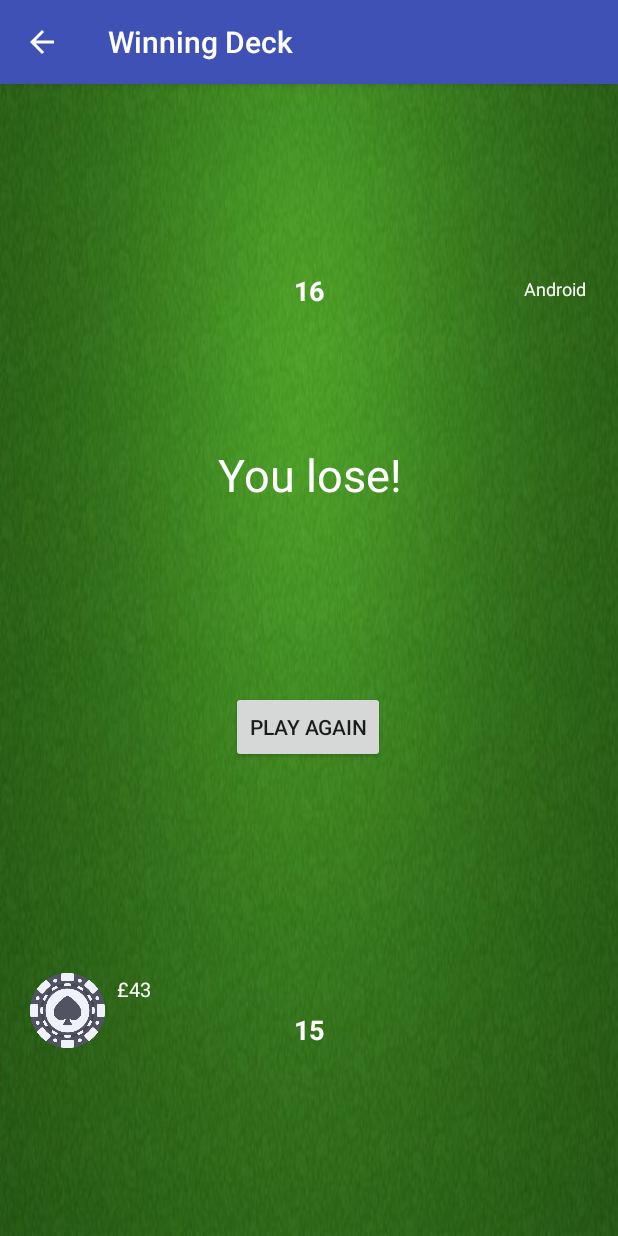
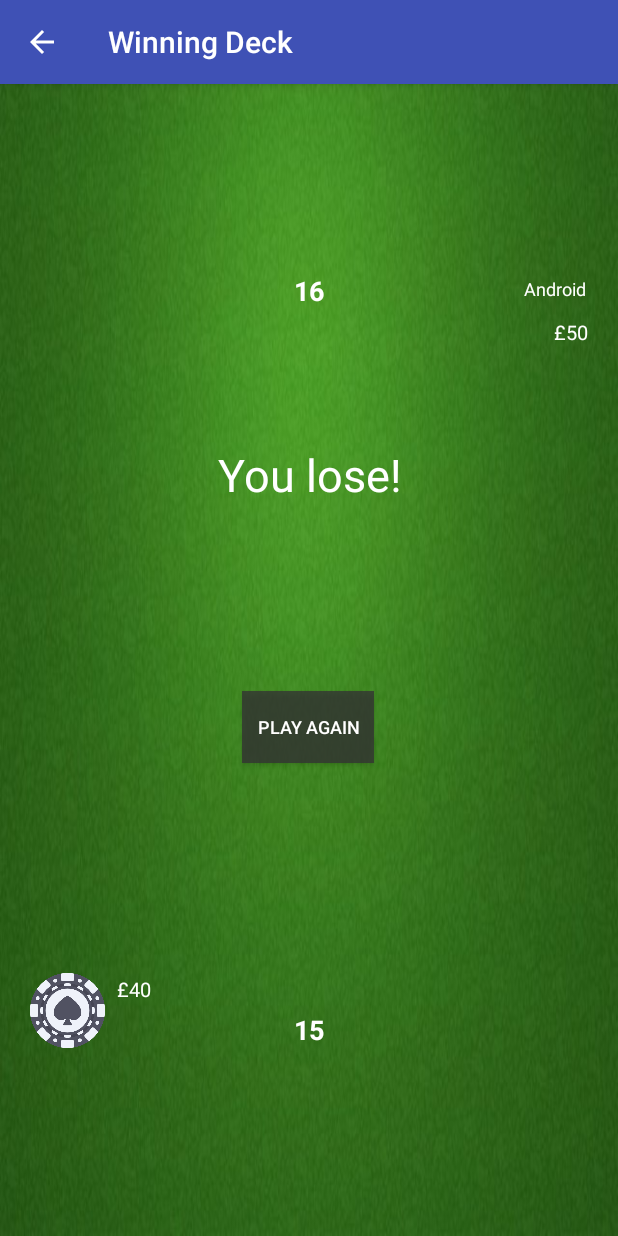
Before and after one commit to JardineMiller/android_card_game, an Android app: the GameActivity screen opened directly, with no data from a screen before it, after a tap on an icon or button, on a phone screen of 412 x 824 dp. Run offline under Robolectric (Android 15) with nearby library versions, the phone set to English and light mode, and no system bars; 2 statements that could not run were skipped; 2 other taps on this screen came first.

Commit message:
Fixed betting so the game can now finish when either player runs out of chips. Removed unused functions

```diff
--- a/app/src/main/java/com/example/jardine/cardgame/Game.java
+++ b/app/src/main/java/com/example/jardine/cardgame/Game.java
@@ -30,6 +30,10 @@ public class Game implements Serializable {
         return computer;
     }
 
+    public Player getWinner() {
+        return winner;
+    }
+
     public int getPot() {
         return pot.getAmount();
     }
@@ -39,13 +43,15 @@ public class Game implements Serializable {
     }
 
     public void placeBets(int amount) {
-        player.getWallet().decreaseAmount(amount);
-        computer.getWallet().decreaseAmount(amount);
-        this.pot.increaseAmount(amount * 2);
+        if(player.getWallet().getAmount() >= amount && computer.getWallet().getAmount() >= amount) {
+            player.bet(amount);
+            computer.bet(amount);
+            this.pot.increaseAmount(amount * 2);
+        }
     }
 
     public void payOut() {
-        this.winner.getWallet().increaseAmount(this.pot.getAmount());
+        this.winner.receive(this.pot.getAmount());
         this.emptyPot();
     }
 
--- a/app/src/main/java/com/example/jardine/cardgame/GameActivity.java
+++ b/app/src/main/java/com/example/jardine/cardgame/GameActivity.java
@@ -13,9 +13,13 @@ import java.util.ArrayList;
 
 public class GameActivity extends AppCompatActivity {
 
+    int numOfBets;
+
     TextView playerName;
     TextView playerScore;
     TextView playerWallet;
+    TextView computerWallet;
+
     String playerWalletAmount;
     String potValueAmount;
 
@@ -53,7 +57,8 @@ public class GameActivity extends AppCompatActivity {
         setContentView(R.layout.activity_game);
 
         int oldPlayerWallet = getIntent().getIntExtra("player_wallet", 50);
-        int oldAndroidWallet = getIntent().getIntExtra("android_wallet", 50);
+        int oldAndroidWallet = getIntent().getIntExtra("computer_wallet", 50);
+        numOfBets = 0;
 
         playerCards = new ArrayList<>();
         computerCards = new ArrayList<>();
@@ -96,6 +101,7 @@ public class GameActivity extends AppCompatActivity {
 
         computerName = findViewById(R.id.computer_name);
         computerScore = findViewById(R.id.computer_score);
+        computerWallet = findViewById(R.id.computer_wallet);
 
         resultText.setVisibility(View.GONE);
         playAgainButton.setVisibility(View.GONE);
@@ -108,13 +114,16 @@ public class GameActivity extends AppCompatActivity {
         computerName.setText(game.getComputer().getName());
 
         game.startGame();
-        game.placeBets(2);
+        game.placeBets(5);
 
         potValueAmount = "£" + Integer.toString(game.getPot());
         potValue.setText(potValueAmount);
 
         playerWalletAmount = "£" + Integer.toString(game.getPlayer().getWallet().getAmount());
         playerWallet.setText(playerWalletAmount);
+
+        String computerWalletAmount = "£" + Integer.toString(game.getComputer().getWallet().getAmount());
+        computerWallet.setText(computerWalletAmount);
 
         getInfo(game.getPlayer());
         displayHand(game.getPlayer());
@@ -146,6 +155,9 @@ public class GameActivity extends AppCompatActivity {
     }
 
     public void compare(View button) {
+        String resultMessage;
+        game.determineWinner();
+        game.payOut();
         getInfo(game.getComputer());
         displayHand(game.getComputer());
 
@@ -155,13 +167,18 @@ public class GameActivity extends AppCompatActivity {
         potValue.setVisibility(View.GONE);
 
         resultText.setVisibility(View.VISIBLE);
-        playAgainButton.setVisibility(View.VISIBLE);
         computerScore.setVisibility(View.VISIBLE);
 
-        game.determineWinner();
-        game.payOut();
 
-        String resultMessage = game.printWinner();
+        if(game.getWinner() == game.getPlayer() && game.getComputer().getWallet().getAmount() == 0) {
+            resultMessage = game.printWinner() + " Android is out of chips";
+        } else if (game.getWinner() == game.getComputer() && game.getPlayer().getWallet().getAmount() == 0) {
+            resultMessage = game.printWinner() + " You are out of chips";
+        } else {
+            resultMessage = game.printWinner();
+            playAgainButton.setVisibility(View.VISIBLE);
+        }
+
         resultText.setText(resultMessage);
     }
 
@@ -171,7 +188,7 @@ public class GameActivity extends AppCompatActivity {
 
         intent.putExtra("name", name);
         intent.putExtra("player_wallet", game.getPlayer().getWallet().getAmount());
-        intent.putExtra("dealer_wallet", game.getComputer().getWallet().getAmount());
+        intent.putExtra("computer_wallet", game.getComputer().getWallet().getAmount());
 
         startActivity(intent);
     }
@@ -191,11 +208,17 @@ public class GameActivity extends AppCompatActivity {
     }
 
     public void betButton(View button) {
-        game.placeBets(5);
-        potValueAmount = "£" + Integer.toString(game.getPot());
-        potValue.setText(potValueAmount);
-        playerWalletAmount = "£" + Integer.toString(game.getPlayer().getWallet().getAmount());
-        playerWallet.setText(playerWalletAmount);
+        if( numOfBets < (game.getPlayer().handCount() - 1)) {
+            game.placeBets(5);
+            potValueAmount = "£" + Integer.toString(game.getPot());
+            potValue.setText(potValueAmount);
+            playerWalletAmount = "£" + Integer.toString(game.getPlayer().getWallet().getAmount());
+            playerWallet.setText(playerWalletAmount);
+            String computerWalletAmount = "£" + Integer.toString(game.getComputer().getWallet().getAmount());
+            computerWallet.setText(computerWalletAmount);
+            numOfBets++;
+        }
+
     }
 
 }
--- a/app/src/main/res/layout/activity_game.xml
+++ b/app/src/main/res/layout/activity_game.xml
@@ -44,8 +44,11 @@
         android:layout_marginBottom="8dp"
         android:layout_marginEnd="16dp"
         android:layout_marginTop="8dp"
+        android:background="@color/Graphite"
         android:onClick="compare"
         android:text="@string/compare_button"
+        android:textColor="@android:color/background_light"
+        android:textSize="12sp"
         app:layout_constraintBottom_toTopOf="@+id/player_score"
         app:layout_constraintEnd_toEndOf="parent"
         app:layout_constraintTop_toBottomOf="@+id/computer_score"
@@ -108,8 +111,11 @@
         android:layout_marginBottom="52dp"
         android:layout_marginEnd="8dp"
         android:layout_marginStart="8dp"
+        android:background="@color/Graphite"
         android:onClick="playAgain"
         android:text="@string/play_again_button"
+        android:textColor="@android:color/background_light"
+        android:textSize="12sp"
         app:layout_constraintBottom_toTopOf="@+id/player_score"
         app:layout_constraintEnd_toEndOf="parent"
         app:layout_constraintHorizontal_bias="0.498"
@@ -302,4 +308,17 @@
         app:layout_constraintTop_toTopOf="parent"
         app:layout_constraintVertical_bias="0.568" />
 
+    <TextView
+        android:id="@+id/computer_wallet"
+        android:layout_width="wrap_content"
+        android:layout_height="wrap_content"
+        android:layout_marginEnd="20dp"
+        android:layout_marginTop="8dp"
+        android:text="TextView"
+        android:textAlignment="textEnd"
+        android:textColor="@android:color/background_light"
+        android:textSize="13sp"
+        app:layout_constraintEnd_toEndOf="parent"
+        app:layout_constraintTop_toBottomOf="@+id/computer_name" />
+
 </android.support.constraint.ConstraintLayout>
--- a/app/src/main/res/values/colors.xml
+++ b/app/src/main/res/values/colors.xml
@@ -3,4 +3,5 @@
     <color name="colorPrimary">#3F51B5</color>
     <color name="colorPrimaryDark">#303F9F</color>
     <color name="colorAccent">#FF4081</color>
+    <color name="Graphite">#c8333333</color>
 </resources>
```
Also changed, not shown: app/src/main/java/com/example/jardine/cardgame/Player.java (+1 -7 lines).
